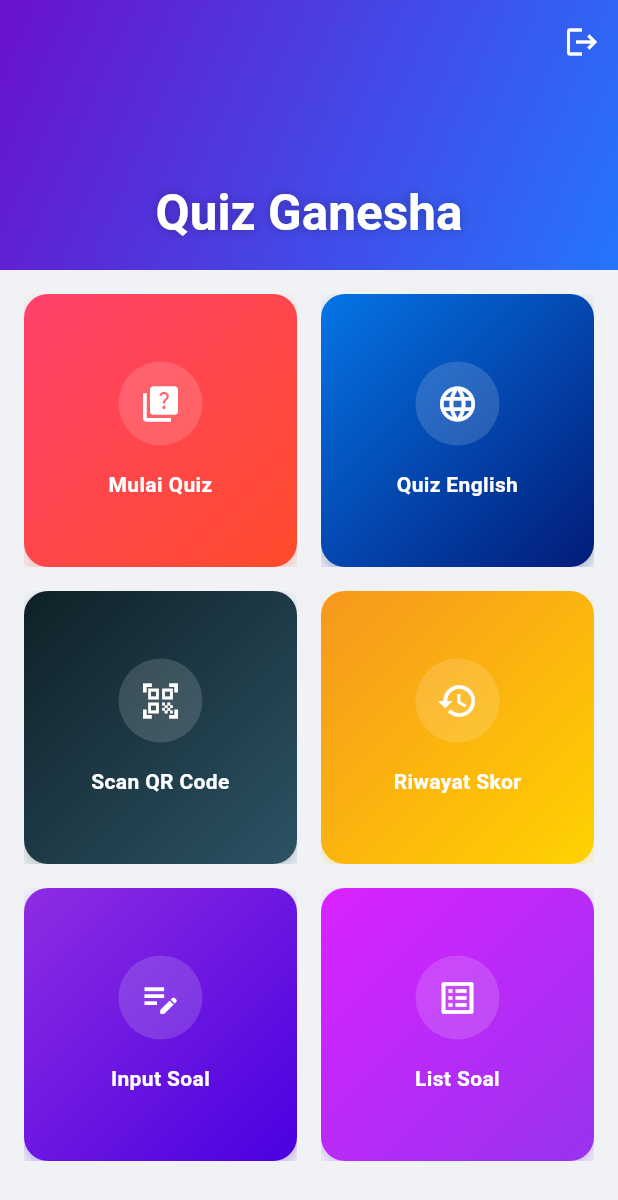
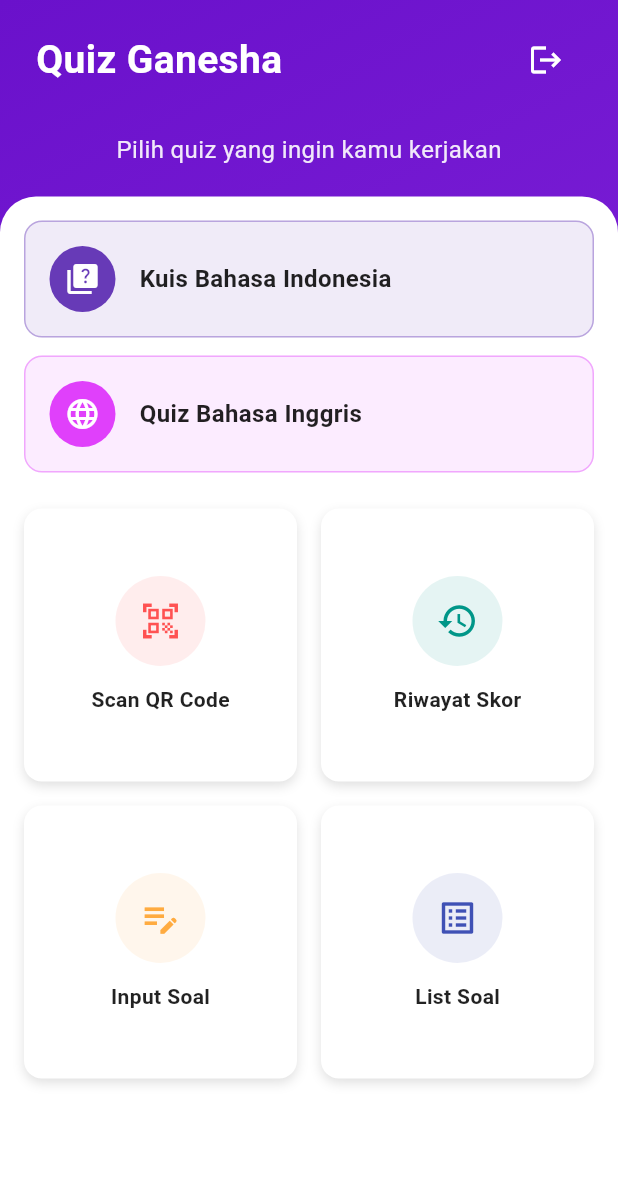
Before and after one commit to PutraSihombingdev/Quiz_Ganesha, a Flutter app: the HomeScreen screen opened directly, on a phone screen of 412 x 824 dp. Shown: the top 1200 px of the screen. Run offline on Flutter 3.47's test engine with Material 3 defaults, Android fonts, the light colour scheme and no system bars; our stand-ins replace shared_preferences, sqflite; missing offline and left inert: mobile_scanner; accounts and stored records are empty.

Commit message:
Perbarui tampilan home screen

```diff
--- a/lib/screens/home_screen.dart
+++ b/lib/screens/home_screen.dart
@@ -14,9 +14,9 @@ class HomeScreen extends StatefulWidget {
   _HomeScreenState createState() => _HomeScreenState();
 }
 
-class _HomeScreenState extends State<HomeScreen> with SingleTickerProviderStateMixin {
-  late AnimationController _animationController;
-  late Animation<double> _animation;
+class _HomeScreenState extends State<HomeScreen> {
+  final Color _primaryColor = Color(0xFF6A11CB);
+  final Color _secondaryColor = Color(0xFF8E2DE2); // Gradasi ungu
 
   @override
   void initState() {
@@ -24,167 +24,245 @@ class _HomeScreenState extends State<HomeScreen> with SingleTickerProviderStateM
     SystemChrome.setSystemUIOverlayStyle(
       SystemUiOverlayStyle(
         statusBarColor: Colors.transparent,
-        statusBarIconBrightness: Brightness.dark,
+        statusBarIconBrightness: Brightness.light,
       ),
     );
-
-    _animationController = AnimationController(
-      vsync: this,
-      duration: Duration(milliseconds: 800),
-    );
-
-    _animation = CurvedAnimation(
-      parent: _animationController,
-      curve: Curves.easeInOut,
-    );
-
-    _animationController.forward();
-  }
-
-  @override
-  void dispose() {
-    _animationController.dispose();
-    super.dispose();
   }
 
   @override
   Widget build(BuildContext context) {
-    final features = [
-      _FeatureData('Mulai Quiz', Icons.quiz, [Color(0xFFFF416C), Color(0xFFFF4B2B)], () => Navigator.push(context, MaterialPageRoute(builder: (context) => QuizScreen()))),
-      _FeatureData('Quiz English', Icons.language, [Color(0xFF0575E6), Color(0xFF021B79)], () => Navigator.push(context, MaterialPageRoute(builder: (context) => QuizAPIScreen()))),
-      _FeatureData('Scan QR Code', Icons.qr_code_scanner, [Color(0xFF0F2027), Color(0xFF2C5364)], () => Navigator.push(context, MaterialPageRoute(builder: (context) => ScanQrCodeScreen()))),
-      _FeatureData('Riwayat Skor', Icons.history, [Color(0xFFF7971E), Color(0xFFFFD200)], () => Navigator.push(context, MaterialPageRoute(builder: (context) => HistoryScreen()))),
-      _FeatureData('Input Soal', Icons.edit_note, [Color(0xFF8E2DE2), Color(0xFF4A00E0)], () => Navigator.push(context, MaterialPageRoute(builder: (context) => InputQuestionScreen()))),
-      _FeatureData('List Soal', Icons.list_alt, [Color(0xFFDA22FF), Color(0xFF9733EE)], () => Navigator.push(context, MaterialPageRoute(builder: (context) => ListQuestionScreen()))),
-    ];
-
     return Scaffold(
-      backgroundColor: Color(0xFFF0F2F5),
-      body: CustomScrollView(
-        slivers: [
-          SliverAppBar(
-            expandedHeight: 180,
-            floating: false,
-            pinned: true,
-            flexibleSpace: FlexibleSpaceBar(
-              title: Text(
+      body: Container(
+        decoration: BoxDecoration(
+          gradient: LinearGradient(
+            colors: [_primaryColor, _secondaryColor],
+            begin: Alignment.topLeft,
+            end: Alignment.bottomRight,
+          ),
+        ),
+        child: SafeArea(
+          child: Column(
+            children: [
+              // Header
+              Padding(
+                padding: EdgeInsets.symmetric(horizontal: 24, vertical: 16),
+                child: Row(
+                  mainAxisAlignment: MainAxisAlignment.spaceBetween,
+                  children: [
+                    Text(
                       'Quiz Ganesha',
                       style: TextStyle(
+                        fontSize: 26,
+                        fontWeight: FontWeight.bold,
                         color: Colors.white,
-                  fontWeight: FontWeight.bold,
-                  shadows: [
-                    Shadow(
-                      blurRadius: 8,
-                      color: Colors.black26,
+                      ),
+                    ),
+                    IconButton(
+                      icon: Icon(Icons.logout, color: Colors.white),
+                      onPressed: () async {
+                        await AuthService().logout();
+                        Navigator.pushReplacement(
+                          context,
+                          MaterialPageRoute(builder: (_) => LoginScreen()),
+                        );
+                      },
                     ),
                   ],
                 ),
               ),
-              centerTitle: true,
-              background: Container(
-                decoration: BoxDecoration(
-                  gradient: LinearGradient(
-                    begin: Alignment.topLeft,
-                    end: Alignment.bottomRight,
-                    colors: [Color(0xFF6A11CB), Color(0xFF2575FC)],
+              SizedBox(height: 8),
+              Text(
+                'Pilih quiz yang ingin kamu kerjakan',
+                style: TextStyle(
+                  fontSize: 16,
+                  color: Colors.white.withOpacity(0.9),
                 ),
               ),
+              SizedBox(height: 20),
+
+              // Main Content
+              Expanded(
+                child: Container(
+                  padding: EdgeInsets.all(16),
+                  decoration: BoxDecoration(
+                    color: Colors.white,
+                    borderRadius: BorderRadius.only(
+                      topLeft: Radius.circular(24),
+                      topRight: Radius.circular(24),
                     ),
                   ),
-            actions: [
-              IconButton(
-                icon: Icon(Icons.logout, color: Colors.white),
-                onPressed: () async {
-                  await AuthService().logout();
-                  Navigator.pushReplacement(context, MaterialPageRoute(builder: (context) => LoginScreen()));
-                },
-                tooltip: 'Logout',
+                  child: Column(
+                    children: [
+                      // Quiz Buttons
+                      _buildMainButton(
+                        context,
+                        icon: Icons.quiz,
+                        label: 'Kuis Bahasa Indonesia',
+                        onTap: () => Navigator.push(
+                          context,
+                          MaterialPageRoute(builder: (_) => QuizScreen()),
                         ),
-            ],
+                        color: Colors.deepPurple,
                       ),
-          SliverPadding(
-            padding: EdgeInsets.all(16),
-            sliver: SliverGrid.builder(
-              gridDelegate: SliverGridDelegateWithFixedCrossAxisCount(
+                      SizedBox(height: 12),
+                      _buildMainButton(
+                        context,
+                        icon: Icons.language,
+                        label: 'Quiz Bahasa Inggris',
+                        onTap: () => Navigator.push(
+                          context,
+                          MaterialPageRoute(builder: (_) => QuizAPIScreen()),
+                        ),
+                        color: Colors.purpleAccent,
+                      ),
+                      SizedBox(height: 24),
+
+                      // Grid Menu
+                      Expanded(
+                        child: GridView.count(
                           crossAxisCount: 2,
                           crossAxisSpacing: 16,
                           mainAxisSpacing: 16,
                           childAspectRatio: 1,
+                          children: [
+                            _buildGridButton(
+                              icon: Icons.qr_code_scanner,
+                              label: 'Scan QR Code',
+                              color: Colors.redAccent,
+                              onTap: () => Navigator.push(
+                                context,
+                                MaterialPageRoute(builder: (_) => ScanQrCodeScreen()),
                               ),
-              itemCount: features.length,
-              itemBuilder: (context, index) {
-                return ScaleTransition(
-                  scale: _animation,
-                  child: _FeatureCard(feature: features[index]),
-                );
-              },
+                            ),
+                            _buildGridButton(
+                              icon: Icons.history,
+                              label: 'Riwayat Skor',
+                              color: Colors.teal,
+                              onTap: () => Navigator.push(
+                                context,
+                                MaterialPageRoute(builder: (_) => HistoryScreen()),
+                              ),
+                            ),
+                            _buildGridButton(
+                              icon: Icons.edit_note,
+                              label: 'Input Soal',
+                              color: Colors.orangeAccent,
+                              onTap: () => Navigator.push(
+                                context,
+                                MaterialPageRoute(builder: (_) => InputQuestionScreen()),
+                              ),
+                            ),
+                            _buildGridButton(
+                              icon: Icons.list_alt,
+                              label: 'List Soal',
+                              color: Colors.indigo,
+                              onTap: () => Navigator.push(
+                                context,
+                                MaterialPageRoute(builder: (_) => ListQuestionScreen()),
                               ),
                             ),
                           ],
                         ),
+                      ),
+                    ],
+                  ),
+                ),
+              ),
+            ],
+          ),
+        ),
+      ),
     );
   }
-}
 
-class _FeatureData {
-  final String title;
-  final IconData icon;
-  final List<Color> gradientColors;
-  final VoidCallback onTap;
-
-  _FeatureData(this.title, this.icon, this.gradientColors, this.onTap);
-}
-
-class _FeatureCard extends StatelessWidget {
-  final _FeatureData feature;
-
-  const _FeatureCard({required this.feature});
-
-  @override
-  Widget build(BuildContext context) {
+  Widget _buildMainButton(BuildContext context, {
+    required IconData icon,
+    required String label,
+    required VoidCallback onTap,
+    required Color color,
+  }) {
     return Material(
       color: Colors.transparent,
       child: InkWell(
-        onTap: feature.onTap,
-        borderRadius: BorderRadius.circular(16),
-        child: Ink(
+        onTap: onTap,
+        borderRadius: BorderRadius.circular(12),
+        child: Container(
+          padding: EdgeInsets.all(16),
           decoration: BoxDecoration(
-            borderRadius: BorderRadius.circular(16),
-            gradient: LinearGradient(
-              begin: Alignment.topLeft,
-              end: Alignment.bottomRight,
-              colors: feature.gradientColors,
+            color: color.withOpacity(0.1),
+            borderRadius: BorderRadius.circular(12),
+            border: Border.all(color: color.withOpacity(0.4)),
           ),
-            boxShadow: [
-              BoxShadow(
-                color: feature.gradientColors[1].withOpacity(0.3),
-                blurRadius: 8,
-                offset: Offset(0, 4),
+          child: Row(
+            children: [
+              Container(
+                padding: EdgeInsets.all(10),
+                decoration: BoxDecoration(
+                  color: color,
+                  shape: BoxShape.circle,
+                ),
+                child: Icon(icon, color: Colors.white),
+              ),
+              SizedBox(width: 16),
+              Text(
+                label,
+                style: TextStyle(
+                  fontSize: 16,
+                  fontWeight: FontWeight.w600,
+                  color: Colors.black87,
+                ),
               ),
             ],
           ),
-          child: Padding(
-            padding: const EdgeInsets.all(16),
+        ),
+      ),
+    );
+  }
+
+  Widget _buildGridButton({
+    required IconData icon,
+    required String label,
+    required VoidCallback onTap,
+    required Color color,
+  }) {
+    return Material(
+      color: Colors.transparent,
+      child: InkWell(
+        onTap: onTap,
+        borderRadius: BorderRadius.circular(12),
+        child: Container(
+          decoration: BoxDecoration(
+            color: Colors.white,
+            borderRadius: BorderRadius.circular(12),
+            boxShadow: [
+              BoxShadow(
+                color: Colors.black12,
+                blurRadius: 6,
+                offset: Offset(0, 3),
+              ),
+            ],
+          ),
           child: Column(
             mainAxisAlignment: MainAxisAlignment.center,
             children: [
-                CircleAvatar(
-                  backgroundColor: Colors.white.withOpacity(0.15),
-                  radius: 28,
-                  child: Icon(feature.icon, color: Colors.white, size: 28),
+              Container(
+                padding: EdgeInsets.all(16),
+                decoration: BoxDecoration(
+                  color: color.withOpacity(0.1),
+                  shape: BoxShape.circle,
                 ),
-                const SizedBox(height: 16),
+                child: Icon(icon, color: color, size: 28),
+              ),
+              SizedBox(height: 12),
               Text(
-                  feature.title,
+                label,
                 style: TextStyle(
                   fontSize: 14,
-                    fontWeight: FontWeight.bold,
-                    color: Colors.white,
+                  fontWeight: FontWeight.w600,
+                  color: Colors.black87,
                 ),
-                  textAlign: TextAlign.center,
               ),
             ],
-            ),
           ),
         ),
       ),
```
Lines whose indentation alone changed are shown as unchanged.
